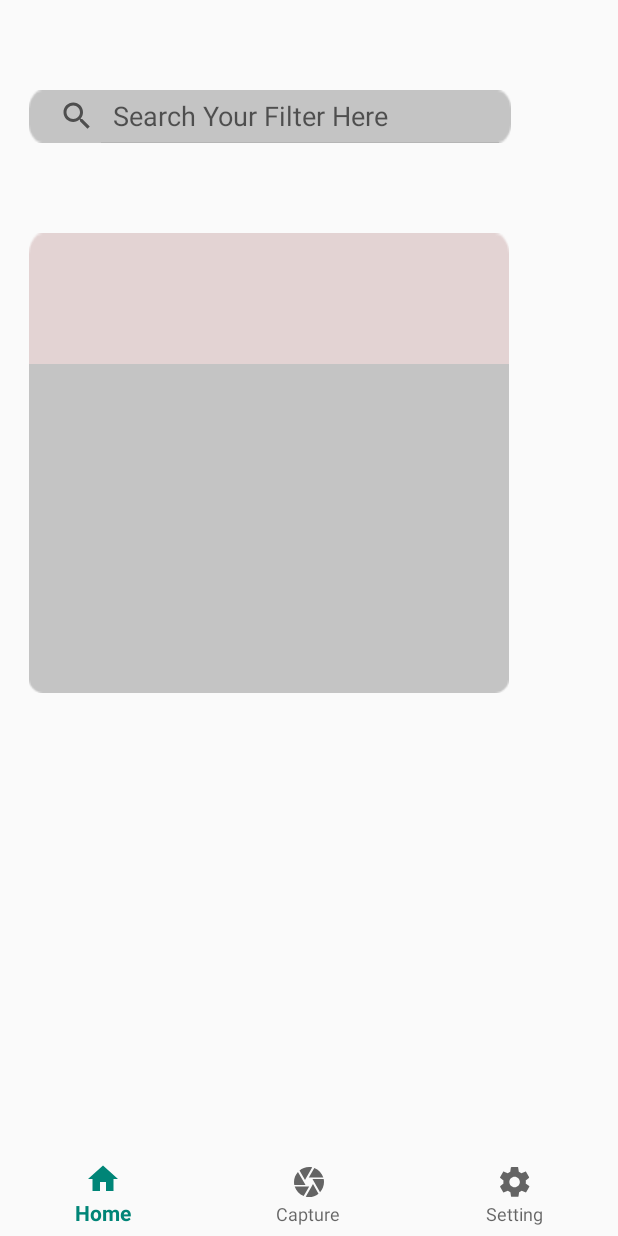
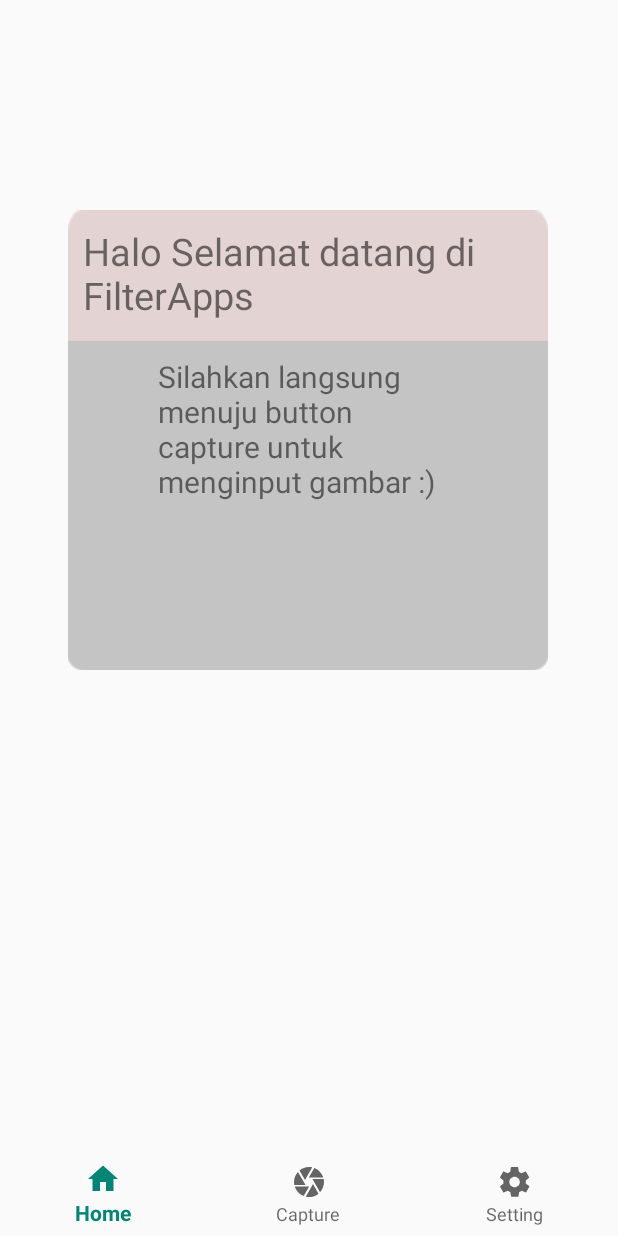
Before and after one commit to rezasyariefsn/DehazeApps, an Android app: the screen it shows after launch (MainActivity), on a phone screen of 412 x 824 dp. Run offline under Robolectric (Android 15) with nearby library versions, the phone set to English and light mode, and no system bars; pictures from the network do not load.

Commit message:
Update UI dan Comment

```diff
--- a/app/src/main/AndroidManifest.xml
+++ b/app/src/main/AndroidManifest.xml
@@ -3,7 +3,7 @@
     xmlns:tools="http://schemas.android.com/tools"
     package="com.example.aplikasita">
 
-    <uses-permission android:name="android.permission.CAMERA" />
+<!--    <uses-permission android:name="android.permission.CAMERA" />-->
 
     <uses-feature
         android:name="android.hardware.camera"
--- a/app/src/main/java/com/example/aplikasita/HomeFragment.java
+++ b/app/src/main/java/com/example/aplikasita/HomeFragment.java
@@ -17,7 +17,7 @@ import android.widget.Button;
  */
 public class HomeFragment extends Fragment {
 
-    private Button gotosavefilter;
+   // private Button gotosavefilter;
 
 
     public HomeFragment() {
--- a/app/src/main/java/com/example/aplikasita/kameraFragment.java
+++ b/app/src/main/java/com/example/aplikasita/kameraFragment.java
@@ -397,7 +397,7 @@ public class kameraFragment extends Fragment {
 //    }
 // end Histogram
     }
-
+// digunakan untuk penanda alamat
     private Uri getOutputMediaFile() {
         ContentValues values = new ContentValues();
         values.put(MediaStore.Images.Media.TITLE, "Tugas Akhir Reza");
@@ -424,6 +424,7 @@ public class kameraFragment extends Fragment {
         }
 
         @Override
+
         protected void onPostExecute(Bitmap hasilLoadDariUrl) {
             super.onPostExecute(hasilLoadDariUrl);
 
--- a/app/src/main/java/com/example/aplikasita/network/RetrofitBaseService.java
+++ b/app/src/main/java/com/example/aplikasita/network/RetrofitBaseService.java
@@ -10,7 +10,7 @@ import retrofit2.converter.gson.GsonConverterFactory;
 
 // untuk menghubungkan ke server
 public class RetrofitBaseService {
-    private static final String BASE_URL = "http://192.168.1.8:5000";
+    private static final String BASE_URL = "http://192.168.1.13:5000";
     private static Retrofit retrofit = null;
     public static Retrofit getApiClient() {
         HttpLoggingInterceptor interceptor = new HttpLoggingInterceptor();
--- a/app/src/main/res/layout/fragment_home.xml
+++ b/app/src/main/res/layout/fragment_home.xml
@@ -7,32 +7,36 @@
     android:layout_height="match_parent"
     tools:context=".settingFragment">
 
-    <androidx.appcompat.widget.SearchView
-        android:layout_width="321dp"
-        android:layout_height="35dp"
-        android:layout_marginLeft="19dp"
-        android:layout_marginTop="60dp"
-        app:queryHint="Search Your Filter Here"
-        app:iconifiedByDefault="false"
-        android:background="@drawable/homesearch" />
+<!--    <androidx.appcompat.widget.SearchView-->
+<!--        android:layout_width="321dp"-->
+<!--        android:layout_height="35dp"-->
+<!--        android:layout_marginLeft="19dp"-->
+<!--        android:layout_marginTop="60dp"-->
+<!--        app:queryHint="Search Your Filter Here"-->
+<!--        app:iconifiedByDefault="false"-->
+<!--        android:background="@drawable/homesearch" />-->
 
     <TextView
         android:layout_width="320dp"
         android:layout_height="87dp"
-        android:layout_marginLeft="19dp"
-        android:layout_marginTop="60dp"
+        android:layout_marginLeft="45dp"
+        android:layout_marginTop="140dp"
+        android:text="Halo Selamat datang di FilterApps"
+        android:textSize="25sp"
         android:background="@drawable/homekotak1"
         android:padding="10dp" />
 
     <TextView
         android:layout_width="320dp"
         android:layout_height="219dp"
-        android:layout_marginLeft="19dp"
+        android:layout_marginLeft="45dp"
         android:background="@drawable/homekotak2"
         android:paddingLeft="60dp"
         android:paddingTop="10dp"
         android:paddingRight="60dp"
-        android:paddingBottom="50dp" />
+        android:paddingBottom="50dp"
+        android:text="Silahkan langsung menuju button capture untuk menginput gambar :)"
+        android:textSize="20sp"/>
 
 <!--    <Button-->
 <!--        android:id="@+id/goToSaveFilter"-->
--- a/app/src/main/res/layout/fragment_setting.xml
+++ b/app/src/main/res/layout/fragment_setting.xml
@@ -40,7 +40,7 @@
         android:paddingTop="10dp"
         android:paddingRight="60dp"
         android:paddingBottom="50dp"
-        android:text="Aplikasi ini adalah blablabla"
+        android:text="Filter Apps Merupakan Aplikasi Dehaze gambar dan enhancement gambar"
         android:textAlignment="center"
         android:textSize="25sp" />
 
```
Also changed, not shown: app/dehaze/src/main/java/com/example/dehaze/HazeRemover.java (+6 -7 lines), app/src/main/java/com/example/aplikasita/option.java (+4 -5 lines), app/src/main/res/layout/fragment_kamera.xml (+10 -10 lines).
